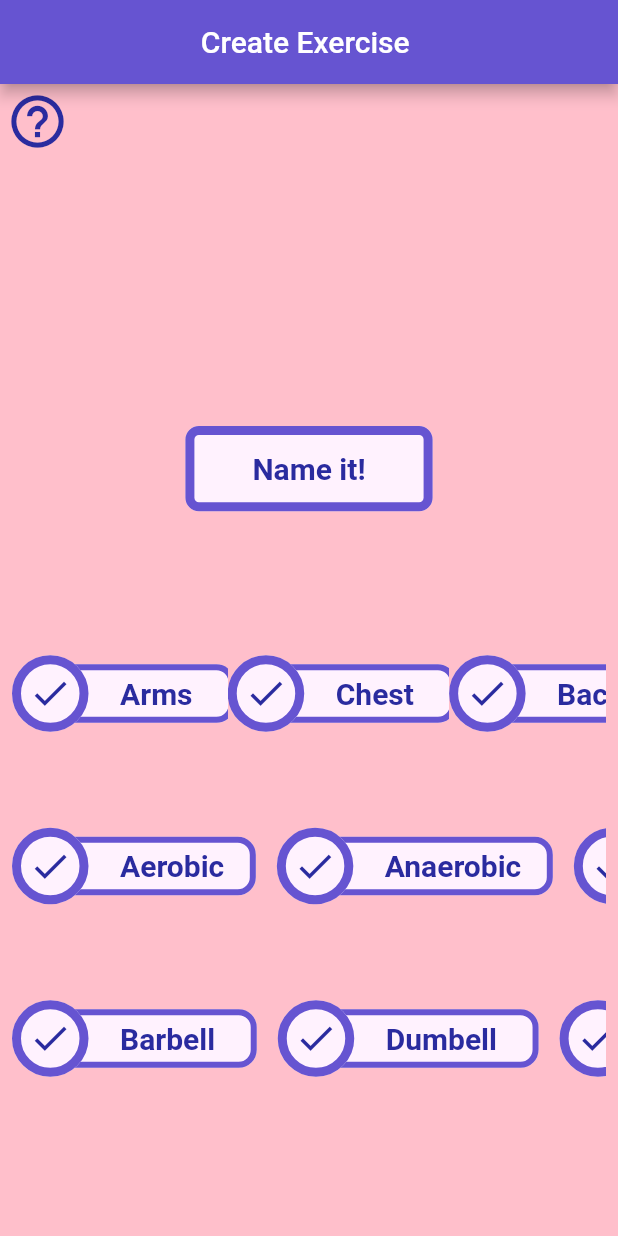
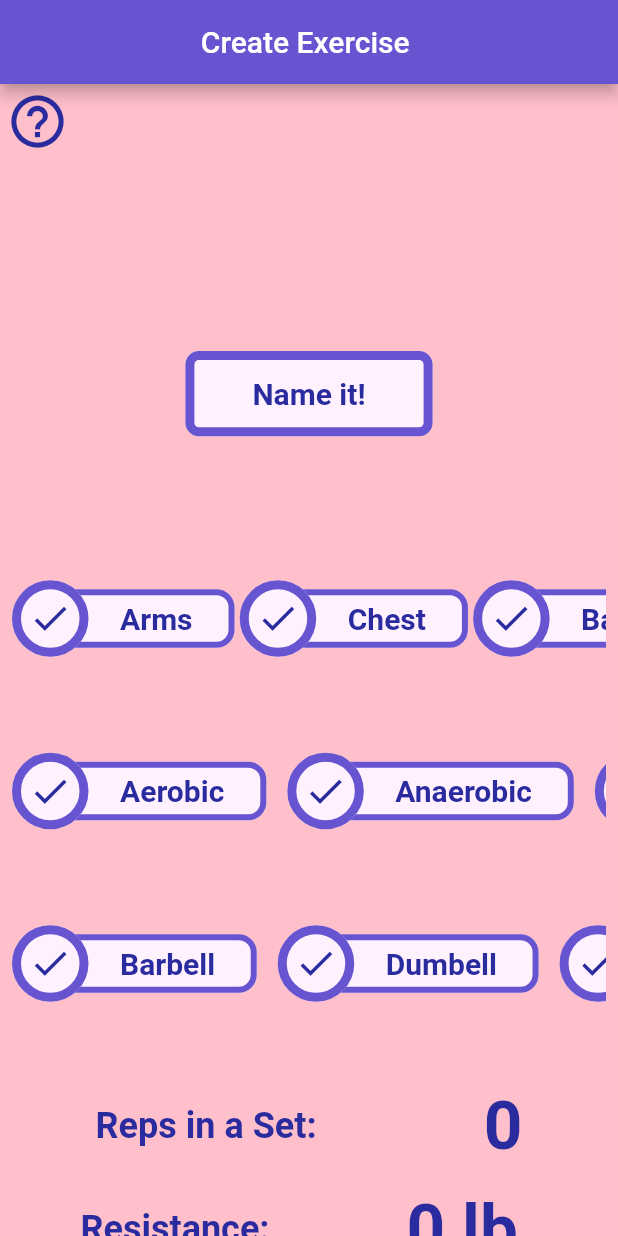
Before and after one commit to Ian-Phelon/stronks, a Flutter app: the CreateExerciseScreen screen opened directly, on a phone screen of 412 x 824 dp. Run offline on Flutter 3.47's test engine with Material 2 defaults, Android fonts, the phone set to English and light mode, and no system bars; drawn by our look-alikes of google_mobile_ads; our stand-ins replace sqflite; accounts and stored records are empty; Roboto replaces fonts that are missing (Montserrat).

```diff
--- a/lib/app.dart
+++ b/lib/app.dart
@@ -10,6 +10,7 @@ class App extends StatelessWidget {
   Widget build(BuildContext context) {
     return Consumer<UserOptions>(builder: (context, repo, __) {
       return MaterialApp.router(
+        debugShowCheckedModeBanner: false,
         theme: repo.getCurrentTheme(),
         color: Theme.of(context).primaryColor,
         title: 'Stronks Fitness',
--- a/lib/controller/user_options.dart
+++ b/lib/controller/user_options.dart
@@ -43,8 +43,6 @@ class UserOptions extends ChangeNotifier {
   String getUserResistanceValue() =>
       resistanceValues[userOptions[1].optionValue!];
   ThemeData getCurrentTheme() {
-    // toggleUsesDarkMode(true);
-
     return themes[userOptions[0].optionValue!];
   }
 
@@ -59,7 +57,7 @@ class UserOptions extends ChangeNotifier {
     notifyListeners();
   }
 
-  /// [0: usesDarkMode, 1: usesMetric]
+  /// [0: usesDarkMode, 1: usesMetric, 2: userRemovedAds]
   bool getOptionValue({required int userOptionsIndex}) =>
       intToBool(userOptions[userOptionsIndex].optionValue!);
 
@@ -86,7 +84,7 @@ class UserOptions extends ChangeNotifier {
     final UserOptionValue _metric =
         UserOptionValue(id: null, optionTitle: 'usesMetric', optionValue: 0);
     final UserOptionValue _removedAds = UserOptionValue(
-        id: null, optionTitle: 'userRemovedAds', optionValue: 0);
+        id: null, optionTitle: 'userRemovedAds', optionValue: 1);
     final Database db = await _dbHelper.database;
     await db.transaction((txn) => txn.insert(
           _table,
--- a/lib/main.dart
+++ b/lib/main.dart
@@ -1,7 +1,6 @@
 import 'package:flutter/material.dart';
 import 'package:google_mobile_ads/google_mobile_ads.dart';
 import 'package:provider/provider.dart';
-import './view/widgets/widgets.dart' show AdHelper;
 
 import './app.dart';
 import './controller/controller.dart';
@@ -9,8 +8,6 @@ import './controller/controller.dart';
 void main() async {
   WidgetsFlutterBinding.ensureInitialized();
   await MobileAds.instance.initialize();
-  await MobileAds.instance.updateRequestConfiguration(
-      RequestConfiguration(testDeviceIds: [AdHelper.bannerAdUnitId]));
   await UserOptions.instance.initialize();
   await ExerciseRepository.instance.initialize();
   await StatsHelper.instance.initialize();
--- a/lib/view/exercises/screens/create_exercise_screen.dart
+++ b/lib/view/exercises/screens/create_exercise_screen.dart
@@ -1,7 +1,7 @@
 import 'package:flutter/material.dart';
 import 'package:provider/provider.dart';
 
-import '../../exercises/widgets/widgets.dart' show CountFinePopup;
+import '../../exercises/widgets/widgets.dart';
 import '../../../controller/controller.dart';
 import '../../widgets/widgets.dart';
 
@@ -136,7 +136,6 @@ class _CreateExerciseScreenState extends State<CreateExerciseScreen> {
   void initState() {
     /// When the screen is rebuilt, set all late values with user input using
     /// the top-level functions
-    super.initState();
 
     countForSets = 0;
     countForResistance = 0;
@@ -181,6 +180,7 @@ class _CreateExerciseScreenState extends State<CreateExerciseScreen> {
     allTargets = _getTargetForView(context, targetStringBuilder.toString());
 
     targetFine = _mapTargetFine(allTargets);
+    super.initState();
   }
 
   void incrementCountForSets(int i) {
@@ -288,8 +288,8 @@ class _CreateExerciseScreenState extends State<CreateExerciseScreen> {
                         return Container(
                           height: sizeFromText.height,
                           width: _targetFineSeletctions[index] == true
-                              ? sizeFromText.width + 58
-                              : sizeFromText.width - 58,
+                              ? sizeFromText.width + 73
+                              : sizeFromText.width - 50,
                           child: AspectTile(
                             aspect: aspect,
                             mapTargetFine: specificTarget,
@@ -386,7 +386,7 @@ class _CreateExerciseScreenState extends State<CreateExerciseScreen> {
                         );
                         return Container(
                           height: sizeFromText.height,
-                          width: sizeFromText.width,
+                          width: sizeFromText.width + 7,
                           child: AspectTile(
                             isSelected: isSelected,
                             aspect: aspect,
@@ -475,9 +475,8 @@ class _CreateExerciseScreenState extends State<CreateExerciseScreen> {
                         onTap: () {
                           showDialog(
                               context: context,
-                              builder: (_) => CountFinePopup(
+                              builder: (_) => CountFinePopupSets(
                                     exerciseName: nameTxtCtrl.text,
-                                    titleText: 'How many reps in a set for',
                                     onCounterChanged: updateCountForSets,
                                   ));
                         },
@@ -502,9 +501,8 @@ class _CreateExerciseScreenState extends State<CreateExerciseScreen> {
                         onTap: () {
                           showDialog(
                               context: context,
-                              builder: (_) => CountFinePopup(
+                              builder: (_) => CountFinePopupResistance(
                                     exerciseName: nameTxtCtrl.text,
-                                    titleText: 'How much Resistance for',
                                     onCounterChanged: updateCountForResistance,
                                   ));
                         },
--- a/lib/view/exercises/screens/edit_exercise_screen.dart
+++ b/lib/view/exercises/screens/edit_exercise_screen.dart
@@ -147,7 +147,6 @@ class _EditExerciseScreenState extends State<EditExerciseScreen> {
 
   @override
   void initState() {
-    super.initState();
     var repo = ExerciseRepository.of(context);
     editNameVisibility = false;
     exercise = repo.selectedExercise;
@@ -185,6 +184,7 @@ class _EditExerciseScreenState extends State<EditExerciseScreen> {
     }
     _targetFineSeletctions = [addArms, addChest, addBack, addCore, addLegs];
     nameTxtCtrl.text = repo.selectedExercise.name!;
+    super.initState();
   }
 
   @override
--- a/lib/view/exercises/widgets/count_fine_popup.dart
+++ b/lib/view/exercises/widgets/count_fine_popup.dart
@@ -113,7 +113,8 @@ class CountFinePopupSets extends CountFinePopup {
       : super(
           exerciseName: exerciseName,
           onCounterChanged: onCounterChanged,
-          titleText: 'How many Reps in a Set for "$exerciseName"?',
+          titleText:
+              'How many Reps in a Set for ${exerciseName == '' ? 'your exercise' : '"$exerciseName"'}?',
         );
   final Function(int) onCounterChanged;
   final String exerciseName;
@@ -125,7 +126,8 @@ class CountFinePopupResistance extends CountFinePopup {
       : super(
           exerciseName: exerciseName,
           onCounterChanged: onCounterChanged,
-          titleText: 'How much Resistance for "$exerciseName"?',
+          titleText:
+              'How much Resistance for ${exerciseName == '' ? 'your exercise' : '"$exerciseName"'}?',
         );
   final Function(int) onCounterChanged;
   final String exerciseName;
@@ -138,7 +140,8 @@ class CountFinePopupTotalCount extends CountFinePopup {
   }) : super(
           exerciseName: exerciseName,
           onCounterChanged: onCounterChanged,
-          titleText: 'Update Total Count for "$exerciseName"',
+          titleText:
+              'Update Total Count for ${exerciseName == '' ? 'your exercise' : '"$exerciseName"'}',
         );
   final Function(int) onCounterChanged;
   final String exerciseName;
--- a/lib/view/widgets/aspect_tile.dart
+++ b/lib/view/widgets/aspect_tile.dart
@@ -91,7 +91,7 @@ class AspectTile extends StatelessWidget {
               child: Padding(
                 padding: const EdgeInsets.all(8.0),
                 child: Row(
-                  mainAxisSize: MainAxisSize.max,
+                  // mainAxisSize: MainAxisSize.max,
                   mainAxisAlignment: MainAxisAlignment.spaceAround,
                   children: [
                     SizedBox(
--- a/lib/view/widgets/main_banner_ad.dart
+++ b/lib/view/widgets/main_banner_ad.dart
@@ -1,47 +1,17 @@
 import 'dart:io';
+
 import 'package:flutter/material.dart';
 import 'package:google_mobile_ads/google_mobile_ads.dart';
-import 'package:provider/provider.dart';
+// import 'package:in_app_purchase/in_app_purchase.dart';
+
 import '../../../controller/controller.dart';
-// class AdHelper {
-
-//   static String get bannerAdUnitId {
-//     if (Platform.isAndroid) {
-//       return '<YOUR_ANDROID_BANNER_AD_UNIT_ID>';
-//     } else if (Platform.isIOS) {
-//       return '<YOUR_IOS_BANNER_AD_UNIT_ID>';
-//     } else {
-//       throw new UnsupportedError('Unsupported platform');
-//     }
-//   }
-
-//   static String get interstitialAdUnitId {
-//     if (Platform.isAndroid) {
-//       return '<YOUR_ANDROID_INTERSTITIAL_AD_UNIT_ID>';
-//     } else if (Platform.isIOS) {
-//       return '<YOUR_IOS_INTERSTITIAL_AD_UNIT_ID>';
-//     } else {
-//       throw new UnsupportedError('Unsupported platform');
-//     }
-//   }
-
-//   static String get rewardedAdUnitId {
-//     if (Platform.isAndroid) {
-//       return '<YOUR_ANDROID_INTERSTITIAL_AD_UNIT_ID>';
-//     } else if (Platform.isIOS) {
-//       return '<YOUR_IOS_INTERSTITIAL_AD_UNIT_ID>';
-//     } else {
-//       throw new UnsupportedError('Unsupported platform');
-//     }
-//   }
-// }
 
 class AdHelper {
   static String get bannerAdUnitId {
     if (Platform.isAndroid) {
-      return 'ca-app-pub-3940256099942544/6300978111';
+      return 'ca-app-pub-8484067209507097/6321941867';
     } else if (Platform.isIOS) {
-      return 'ca-app-pub-3940256099942544/2934735716';
+      return 'ca-app-pub-8484067209507097/2413157458';
     } else {
       throw new UnsupportedError('Unsupported platform');
     }
@@ -113,3 +83,7 @@ class _MainBannerAdState extends State<MainBannerAd> {
     );
   }
 }
+
+class StronksPayments {
+  /// iap goes here
+}
--- a/lib/view/widgets/tutorial_bar.dart
+++ b/lib/view/widgets/tutorial_bar.dart
@@ -21,13 +21,10 @@ class _TutorialBarState extends State<TutorialBar> {
 
   @override
   void initState() {
+    isVisible = false;
+    tutorial = _getTutorialStrings();
+    tutorialIndex = 0;
     super.initState();
-
-    setState(() {
-      isVisible = false;
-      tutorial = _getTutorialStrings();
-      tutorialIndex = 0;
-    });
   }
 
   void triggerVisibility() {
@@ -182,14 +179,16 @@ class Tutorial {
     //0
     '''
     Help is always here. Navigate tips by tapping the arrows to the right.
-
     ''',
     //1
     '''
-    Tap Exercises to add, browse, or edit the exercises you want to keep track of.
-
+    Tap the icon in the top left to toggle dark mode and metric/imperial.
     ''',
     //2
+    '''
+    Tap Exercises to add, browse, or edit the exercises you want to keep track of.
+    ''',
+    //3
     '''
     Stats show a breakdown of your overall progress.
     ''',
```
Also changed, not shown: lib/controller/stats_helper.dart (+0 -60 lines), lib/view/widgets/common_drawer.dart (+8 -7 lines).
